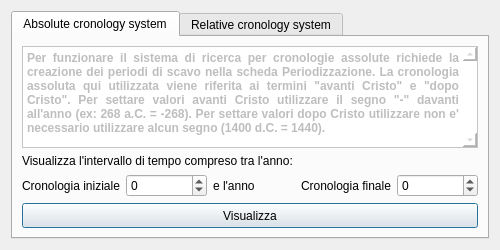
Old version of the form gui/ui/Gis_Time_controller.ui in the repository pyarchinit/pyarchinit.
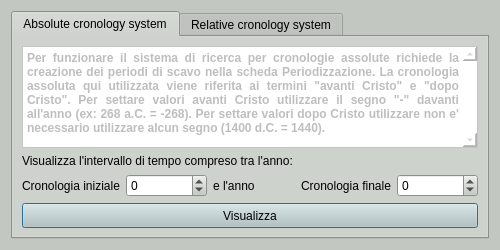
New version of the form. The open tabs and pages were chosen to show the change. Icons and pictures are not drawn.

Commit message: change backgroud color ui

Diff of the .ui file:
```diff
--- a/gui/ui/Gis_Time_controller.ui
+++ b/gui/ui/Gis_Time_controller.ui
@@ -28,6 +28,448 @@
     <height>156</height>
    </size>
   </property>
+  <property name="palette">
+   <palette>
+    <active>
+     <colorrole role="WindowText">
+      <brush brushstyle="SolidPattern">
+       <color alpha="255">
+        <red>0</red>
+        <green>0</green>
+        <blue>0</blue>
+       </color>
+      </brush>
+     </colorrole>
+     <colorrole role="Button">
+      <brush brushstyle="SolidPattern">
+       <color alpha="255">
+        <red>194</red>
+        <green>200</green>
+        <blue>193</blue>
+       </color>
+      </brush>
+     </colorrole>
+     <colorrole role="Light">
+      <brush brushstyle="SolidPattern">
+       <color alpha="255">
+        <red>255</red>
+        <green>255</green>
+        <blue>255</blue>
+       </color>
+      </brush>
+     </colorrole>
+     <colorrole role="Midlight">
+      <brush brushstyle="SolidPattern">
+       <color alpha="255">
+        <red>224</red>
+        <green>227</green>
+        <blue>224</blue>
+       </color>
+      </brush>
+     </colorrole>
+     <colorrole role="Dark">
+      <brush brushstyle="SolidPattern">
+       <color alpha="255">
+        <red>97</red>
+        <green>100</green>
+        <blue>96</blue>
+       </color>
+      </brush>
+     </colorrole>
+     <colorrole role="Mid">
+      <brush brushstyle="SolidPattern">
+       <color alpha="255">
+        <red>129</red>
+        <green>133</green>
+        <blue>129</blue>
+       </color>
+      </brush>
+     </colorrole>
+     <colorrole role="Text">
+      <brush brushstyle="SolidPattern">
+       <color alpha="255">
+        <red>0</red>
+        <green>0</green>
+        <blue>0</blue>
+       </color>
+      </brush>
+     </colorrole>
+     <colorrole role="BrightText">
+      <brush brushstyle="SolidPattern">
+       <color alpha="255">
+        <red>255</red>
+        <green>255</green>
+        <blue>255</blue>
+       </color>
+      </brush>
+     </colorrole>
+     <colorrole role="ButtonText">
+      <brush brushstyle="SolidPattern">
+       <color alpha="255">
+        <red>0</red>
+        <green>0</green>
+        <blue>0</blue>
+       </color>
+      </brush>
+     </colorrole>
+     <colorrole role="Base">
+      <brush brushstyle="SolidPattern">
+       <color alpha="255">
+        <red>255</red>
+        <green>255</green>
+        <blue>255</blue>
+       </color>
+      </brush>
+     </colorrole>
+     <colorrole role="Window">
+      <brush brushstyle="SolidPattern">
+       <color alpha="255">
+        <red>194</red>
+        <green>200</green>
+        <blue>193</blue>
+       </color>
+      </brush>
+     </colorrole>
+     <colorrole role="Shadow">
+      <brush brushstyle="SolidPattern">
+       <color alpha="255">
+        <red>0</red>
+        <green>0</green>
+        <blue>0</blue>
+       </color>
+      </brush>
+     </colorrole>
+     <colorrole role="AlternateBase">
+      <brush brushstyle="SolidPattern">
+       <color alpha="255">
+        <red>224</red>
+        <green>227</green>
+        <blue>224</blue>
+       </color>
+      </brush>
+     </colorrole>
+     <colorrole role="ToolTipBase">
+      <brush brushstyle="SolidPattern">
+       <color alpha="255">
+        <red>255</red>
+        <green>255</green>
+        <blue>220</blue>
+       </color>
+      </brush>
+     </colorrole>
+     <colorrole role="ToolTipText">
+      <brush brushstyle="SolidPattern">
+       <color alpha="255">
+        <red>0</red>
+        <green>0</green>
+        <blue>0</blue>
+       </color>
+      </brush>
+     </colorrole>
+     <colorrole role="PlaceholderText">
+      <brush brushstyle="SolidPattern">
+       <color alpha="128">
+        <red>0</red>
+        <green>0</green>
+        <blue>0</blue>
+       </color>
+      </brush>
+     </colorrole>
+    </active>
+    <inactive>
+     <colorrole role="WindowText">
+      <brush brushstyle="SolidPattern">
+       <color alpha="255">
+        <red>0</red>
+        <green>0</green>
+        <blue>0</blue>
+       </color>
+      </brush>
+     </colorrole>
+     <colorrole role="Button">
+      <brush brushstyle="SolidPattern">
+       <color alpha="255">
+        <red>194</red>
+        <green>200</green>
+        <blue>193</blue>
+       </color>
+      </brush>
+     </colorrole>
+     <colorrole role="Light">
+      <brush brushstyle="SolidPattern">
+       <color alpha="255">
+        <red>255</red>
+        <green>255</green>
+        <blue>255</blue>
+       </color>
+      </brush>
+     </colorrole>
+     <colorrole role="Midlight">
+      <brush brushstyle="SolidPattern">
+       <color alpha="255">
+        <red>224</red>
+        <green>227</green>
+        <blue>224</blue>
+       </color>
+      </brush>
+     </colorrole>
+     <colorrole role="Dark">
+      <brush brushstyle="SolidPattern">
+       <color alpha="255">
+        <red>97</red>
+        <green>100</green>
+        <blue>96</blue>
+       </color>
+      </brush>
+     </colorrole>
+     <colorrole role="Mid">
+      <brush brushstyle="SolidPattern">
+       <color alpha="255">
+        <red>129</red>
+        <green>133</green>
+        <blue>129</blue>
+       </color>
+      </brush>
+     </colorrole>
+     <colorrole role="Text">
+      <brush brushstyle="SolidPattern">
+       <color alpha="255">
+        <red>0</red>
+        <green>0</green>
+        <blue>0</blue>
+       </color>
+      </brush>
+     </colorrole>
+     <colorrole role="BrightText">
+      <brush brushstyle="SolidPattern">
+       <color alpha="255">
+        <red>255</red>
+        <green>255</green>
+        <blue>255</blue>
+       </color>
+      </brush>
+     </colorrole>
+     <colorrole role="ButtonText">
+      <brush brushstyle="SolidPattern">
+       <color alpha="255">
+        <red>0</red>
+        <green>0</green>
+        <blue>0</blue>
+       </color>
+      </brush>
+     </colorrole>
+     <colorrole role="Base">
+      <brush brushstyle="SolidPattern">
+       <color alpha="255">
+        <red>255</red>
+        <green>255</green>
+        <blue>255</blue>
+       </color>
+      </brush>
+     </colorrole>
+     <colorrole role="Window">
+      <brush brushstyle="SolidPattern">
+       <color alpha="255">
+        <red>194</red>
+        <green>200</green>
+        <blue>193</blue>
+       </color>
+      </brush>
+     </colorrole>
+     <colorrole role="Shadow">
+      <brush brushstyle="SolidPattern">
+       <color alpha="255">
+        <red>0</red>
+        <green>0</green>
+        <blue>0</blue>
+       </color>
+      </brush>
+     </colorrole>
+     <colorrole role="AlternateBase">
+      <brush brushstyle="SolidPattern">
+       <color alpha="255">
+        <red>224</red>
+        <green>227</green>
+        <blue>224</blue>
+       </color>
+      </brush>
+     </colorrole>
+     <colorrole role="ToolTipBase">
+      <brush brushstyle="SolidPattern">
+       <color alpha="255">
+        <red>255</red>
+        <green>255</green>
+        <blue>220</blue>
+       </color>
+      </brush>
+     </colorrole>
+     <colorrole role="ToolTipText">
+      <brush brushstyle="SolidPattern">
+       <color alpha="255">
+        <red>0</red>
+        <green>0</green>
+        <blue>0</blue>
+       </color>
+      </brush>
+     </colorrole>
+     <colorrole role="PlaceholderText">
+      <brush brushstyle="SolidPattern">
+       <color alpha="128">
+        <red>0</red>
+        <green>0</green>
+        <blue>0</blue>
+       </color>
+      </brush>
+     </colorrole>
+    </inactive>
+    <disabled>
+     <colorrole role="WindowText">
+      <brush brushstyle="SolidPattern">
+       <color alpha="255">
+        <red>97</red>
+        <green>100</green>
+        <blue>96</blue>
+       </color>
+      </brush>
+     </colorrole>
+     <colorrole role="Button">
+      <brush brushstyle="SolidPattern">
+       <color alpha="255">
+        <red>194</red>
+        <green>200</green>
+        <blue>193</blue>
+       </color>
+      </brush>
+     </colorrole>
+     <colorrole role="Light">
+      <brush brushstyle="SolidPattern">
+       <color alpha="255">
+        <red>255</red>
+        <green>255</green>
+        <blue>255</blue>
+       </color>
+      </brush>
+     </colorrole>
+     <colorrole role="Midlight">
+      <brush brushstyle="SolidPattern">
+       <color alpha="255">
+        <red>224</red>
+        <green>227</green>
+        <blue>224</blue>
+       </color>
+      </brush>
+     </colorrole>
+     <colorrole role="Dark">
+      <brush brushstyle="SolidPattern">
+       <color alpha="255">
+        <red>97</red>
+        <green>100</green>
+        <blue>96</blue>
+       </color>
+      </brush>
+     </colorrole>
+     <colorrole role="Mid">
+      <brush brushstyle="SolidPattern">
+       <color alpha="255">
+        <red>129</red>
+        <green>133</green>
+        <blue>129</blue>
+       </color>
+      </brush>
+     </colorrole>
+     <colorrole role="Text">
+      <brush brushstyle="SolidPattern">
+       <color alpha="255">
+        <red>97</red>
+        <green>100</green>
+        <blue>96</blue>
+       </color>
+      </brush>
+     </colorrole>
+     <colorrole role="BrightText">
+      <brush brushstyle="SolidPattern">
+       <color alpha="255">
+        <red>255</red>
+        <green>255</green>
+        <blue>255</blue>
+       </color>
+      </brush>
+     </colorrole>
+     <colorrole role="ButtonText">
+      <brush brushstyle="SolidPattern">
+       <color alpha="255">
+        <red>97</red>
+        <green>100</green>
+        <blue>96</blue>
+       </color>
+      </brush>
+     </colorrole>
+     <colorrole role="Base">
+      <brush brushstyle="SolidPattern">
+       <color alpha="255">
+        <red>194</red>
+        <green>200</green>
+        <blue>193</blue>
+       </color>
+      </brush>
+     </colorrole>
+     <colorrole role="Window">
+      <brush brushstyle="SolidPattern">
+       <color alpha="255">
+        <red>194</red>
+        <green>200</green>
+        <blue>193</blue>
+       </color>
+      </brush>
+     </colorrole>
+     <colorrole role="Shadow">
+      <brush brushstyle="SolidPattern">
+       <color alpha="255">
+        <red>0</red>
+        <green>0</green>
+        <blue>0</blue>
+       </color>
+      </brush>
+     </colorrole>
+     <colorrole role="AlternateBase">
+      <brush brushstyle="SolidPattern">
+       <color alpha="255">
+        <red>194</red>
+        <green>200</green>
+        <blue>193</blue>
+       </color>
+      </brush>
+     </colorrole>
+     <colorrole role="ToolTipBase">
+      <brush brushstyle="SolidPattern">
+       <color alpha="255">
+        <red>255</red>
+        <green>255</green>
+        <blue>220</blue>
+       </color>
+      </brush>
+     </colorrole>
+     <colorrole role="ToolTipText">
+      <brush brushstyle="SolidPattern">
+       <color alpha="255">
+        <red>0</red>
+        <green>0</green>
+        <blue>0</blue>
+       </color>
+      </brush>
+     </colorrole>
+     <colorrole role="PlaceholderText">
+      <brush brushstyle="SolidPattern">
+       <color alpha="128">
+        <red>0</red>
+        <green>0</green>
+        <blue>0</blue>
+       </color>
+      </brush>
+     </colorrole>
+    </disabled>
+   </palette>
+  </property>
   <property name="windowTitle">
    <string>pyArchInit Gestione Scavi - Time Controller</string>
   </property>
```
Left out of the diff: 6 changed lines with no effect on the pictures. The commit also changes 36 other files.
